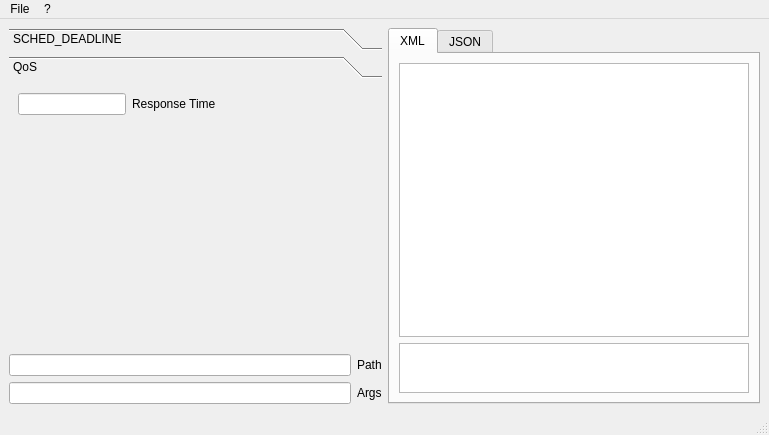
Old version of the form src/mainwindow.ui in the repository balsini/SchedConfigTool.
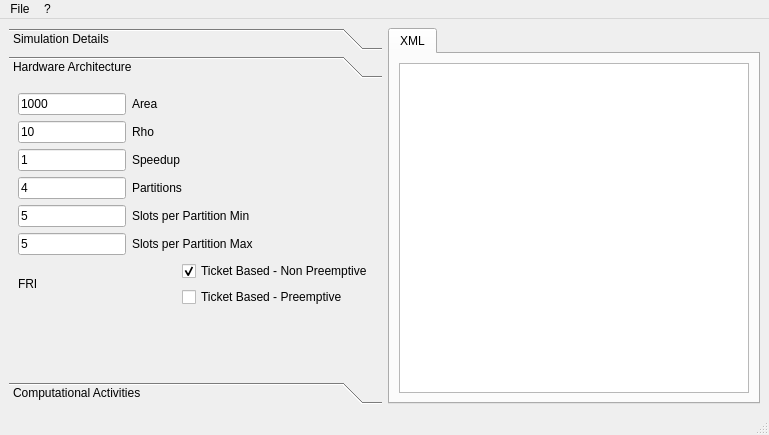
New version of the form.

Patch:
```diff
--- a/src/mainwindow.ui
+++ b/src/mainwindow.ui
@@ -15,59 +15,6 @@
   </property>
   <widget class="QWidget" name="centralwidget">
    <layout class="QGridLayout" name="gridLayout">
-    <item row="0" column="5">
-     <widget class="QTabWidget" name="plainEditorTab">
-      <property name="currentIndex">
-       <number>0</number>
-      </property>
-      <widget class="QWidget" name="tab">
-       <attribute name="title">
-        <string>XML</string>
-       </attribute>
-       <layout class="QGridLayout" name="gridLayout_4">
-        <item row="0" column="0">
-         <layout class="QVBoxLayout" name="verticalLayout_2">
-          <item>
-           <widget class="QPlainTextEdit" name="plainXMLEditor"/>
-          </item>
-          <item>
-           <widget class="QTextBrowser" name="validationStatus">
-            <property name="sizePolicy">
-             <sizepolicy hsizetype="Expanding" vsizetype="Fixed">
-              <horstretch>0</horstretch>
-              <verstretch>0</verstretch>
-             </sizepolicy>
-            </property>
-            <property name="minimumSize">
-             <size>
-              <width>0</width>
-              <height>50</height>
-             </size>
-            </property>
-            <property name="maximumSize">
-             <size>
-              <width>16777215</width>
-              <height>50</height>
-             </size>
-            </property>
-           </widget>
-          </item>
-         </layout>
-        </item>
-       </layout>
-      </widget>
-      <widget class="QWidget" name="tab_2">
-       <attribute name="title">
-        <string>JSON</string>
-       </attribute>
-       <layout class="QGridLayout" name="gridLayout_5">
-        <item row="0" column="0">
-         <widget class="QPlainTextEdit" name="plainJSONEditor"/>
-        </item>
-       </layout>
-      </widget>
-     </widget>
-    </item>
     <item row="0" column="4">
      <layout class="QVBoxLayout" name="verticalLayout_4">
       <item>
@@ -103,7 +50,7 @@
           </rect>
          </property>
          <attribute name="label">
-          <string>SCHED_DEADLINE</string>
+          <string>Simulation Details</string>
          </attribute>
          <layout class="QGridLayout" name="gridLayout_2">
           <item row="7" column="0">
@@ -235,20 +182,20 @@
           </item>
          </layout>
         </widget>
-        <widget class="QWidget" name="page_2">
+        <widget class="QWidget" name="page_1">
          <property name="geometry">
           <rect>
            <x>0</x>
            <y>0</y>
            <width>371</width>
-           <height>253</height>
+           <height>290</height>
           </rect>
          </property>
          <attribute name="label">
-          <string>QoS</string>
+          <string>Hardware Architecture</string>
          </attribute>
          <layout class="QGridLayout" name="gridLayout_3">
-          <item row="1" column="0">
+          <item row="8" column="0">
            <spacer name="verticalSpacer_2">
             <property name="orientation">
              <enum>Qt::Vertical</enum>
@@ -261,7 +208,7 @@
             </property>
            </spacer>
           </item>
-          <item row="0" column="0">
+          <item row="3" column="0">
            <layout class="QHBoxLayout" name="horizontalLayout_7">
             <item>
              <widget class="QLineEdit" name="lineEditResponseTime">
@@ -277,12 +224,15 @@
               <property name="inputMethodHints">
                <set>Qt::ImhNone</set>
               </property>
+              <property name="text">
+               <string>4</string>
+              </property>
              </widget>
             </item>
             <item>
              <widget class="QLabel" name="label_6">
               <property name="text">
-               <string>Response Time</string>
+               <string>Partitions</string>
               </property>
              </widget>
             </item>
@@ -301,44 +251,520 @@
             </item>
            </layout>
           </item>
+          <item row="4" column="0">
+           <layout class="QHBoxLayout" name="horizontalLayout_8">
+            <item>
+             <widget class="QLineEdit" name="lineEditSlots">
+              <property name="enabled">
+               <bool>true</bool>
+              </property>
+              <property name="sizePolicy">
+               <sizepolicy hsizetype="Fixed" vsizetype="Fixed">
+                <horstretch>0</horstretch>
+                <verstretch>0</verstretch>
+               </sizepolicy>
+              </property>
+              <property name="inputMethodHints">
+               <set>Qt::ImhNone</set>
+              </property>
+              <property name="text">
+               <string>5</string>
+              </property>
+             </widget>
+            </item>
+            <item>
+             <widget class="QLabel" name="label_7">
+              <property name="text">
+               <string>Slots per Partition Min</string>
+              </property>
+             </widget>
+            </item>
+            <item>
+             <spacer name="horizontalSpacer_7">
+              <property name="orientation">
+               <enum>Qt::Horizontal</enum>
+              </property>
+              <property name="sizeHint" stdset="0">
+               <size>
+                <width>40</width>
+                <height>20</height>
+               </size>
+              </property>
+             </spacer>
+            </item>
+           </layout>
+          </item>
+          <item row="2" column="0">
+           <layout class="QHBoxLayout" name="horizontalLayout_18">
+            <item>
+             <widget class="QLineEdit" name="lineEditSlots_4">
+              <property name="enabled">
+               <bool>true</bool>
+              </property>
+              <property name="sizePolicy">
+               <sizepolicy hsizetype="Fixed" vsizetype="Fixed">
+                <horstretch>0</horstretch>
+                <verstretch>0</verstretch>
+               </sizepolicy>
+              </property>
+              <property name="inputMethodHints">
+               <set>Qt::ImhNone</set>
+              </property>
+              <property name="text">
+               <string>1</string>
+              </property>
+             </widget>
+            </item>
+            <item>
+             <widget class="QLabel" name="label_17">
+              <property name="text">
+               <string>Speedup</string>
+              </property>
+             </widget>
+            </item>
+            <item>
+             <spacer name="horizontalSpacer_17">
+              <property name="orientation">
+               <enum>Qt::Horizontal</enum>
+              </property>
+              <property name="sizeHint" stdset="0">
+               <size>
+                <width>40</width>
+                <height>20</height>
+               </size>
+              </property>
+             </spacer>
+            </item>
+           </layout>
+          </item>
+          <item row="5" column="0">
+           <layout class="QHBoxLayout" name="horizontalLayout_16">
+            <item>
+             <widget class="QLineEdit" name="lineEditSlots_2">
+              <property name="enabled">
+               <bool>true</bool>
+              </property>
+              <property name="sizePolicy">
+               <sizepolicy hsizetype="Fixed" vsizetype="Fixed">
+                <horstretch>0</horstretch>
+                <verstretch>0</verstretch>
+               </sizepolicy>
+              </property>
+              <property name="inputMethodHints">
+               <set>Qt::ImhNone</set>
+              </property>
+              <property name="text">
+               <string>5</string>
+              </property>
+             </widget>
+            </item>
+            <item>
+             <widget class="QLabel" name="label_15">
+              <property name="text">
+               <string>Slots per Partition Max</string>
+              </property>
+             </widget>
+            </item>
+            <item>
+             <spacer name="horizontalSpacer_15">
+              <property name="orientation">
+               <enum>Qt::Horizontal</enum>
+              </property>
+              <property name="sizeHint" stdset="0">
+               <size>
+                <width>40</width>
+                <height>20</height>
+               </size>
+              </property>
+             </spacer>
+            </item>
+           </layout>
+          </item>
+          <item row="6" column="0">
+           <layout class="QHBoxLayout" name="horizontalLayout_17">
+            <item>
+             <widget class="QLabel" name="label_16">
+              <property name="text">
+               <string>FRI</string>
+              </property>
+             </widget>
+            </item>
+            <item>
+             <spacer name="horizontalSpacer_16">
+              <property name="orientation">
+               <enum>Qt::Horizontal</enum>
+              </property>
+              <property name="sizeHint" stdset="0">
+               <size>
+                <width>40</width>
+                <height>20</height>
+               </size>
+              </property>
+             </spacer>
+            </item>
+            <item>
+             <layout class="QVBoxLayout" name="verticalLayout">
+              <item>
+               <widget class="QCheckBox" name="checkBox">
+                <property name="text">
+                 <string>Ticket Based - Non Preemptive</string>
+                </property>
+                <property name="checked">
+                 <bool>true</bool>
+                </property>
+               </widget>
+              </item>
+              <item>
+               <widget class="QCheckBox" name="checkBox_2">
+                <property name="text">
+                 <string>Ticket Based - Preemptive</string>
+                </property>
+                <property name="tristate">
+                 <bool>false</bool>
+                </property>
+               </widget>
+              </item>
+             </layout>
+            </item>
+           </layout>
+          </item>
+          <item row="1" column="0">
+           <layout class="QHBoxLayout" name="horizontalLayout_15">
+            <item>
+             <widget class="QLineEdit" name="lineEditPartitions_3">
+              <property name="enabled">
+               <bool>true</bool>
+              </property>
+              <property name="sizePolicy">
+               <sizepolicy hsizetype="Fixed" vsizetype="Fixed">
+                <horstretch>0</horstretch>
+                <verstretch>0</verstretch>
+               </sizepolicy>
+              </property>
+              <property name="inputMethodHints">
+               <set>Qt::ImhNone</set>
+              </property>
+              <property name="text">
+               <string>10</string>
+              </property>
+             </widget>
+            </item>
+            <item>
+             <widget class="QLabel" name="label_14">
+              <property name="text">
+               <string>Rho</string>
+              </property>
+             </widget>
+            </item>
+            <item>
+             <spacer name="horizontalSpacer_14">
+              <property name="orientation">
+               <enum>Qt::Horizontal</enum>
+              </property>
+              <property name="sizeHint" stdset="0">
+               <size>
+                <width>40</width>
+                <height>20</height>
+               </size>
+              </property>
+             </spacer>
+            </item>
+           </layout>
+          </item>
+          <item row="0" column="0">
+           <layout class="QHBoxLayout" name="horizontalLayout_9">
+            <item>
+             <widget class="QLineEdit" name="lineEditPartitions_2">
+              <property name="enabled">
+               <bool>true</bool>
+              </property>
+              <property name="sizePolicy">
+               <sizepolicy hsizetype="Fixed" vsizetype="Fixed">
+                <horstretch>0</horstretch>
+                <verstretch>0</verstretch>
+               </sizepolicy>
+              </property>
+              <property name="inputMethodHints">
+               <set>Qt::ImhNone</set>
+              </property>
+              <property name="text">
+               <string>1000</string>
+              </property>
+             </widget>
+            </item>
+            <item>
+             <widget class="QLabel" name="label_13">
+              <property name="text">
+               <string>Area</string>
+              </property>
+             </widget>
+            </item>
+            <item>
+             <spacer name="horizontalSpacer_13">
+              <property name="orientation">
+               <enum>Qt::Horizontal</enum>
+              </property>
+              <property name="sizeHint" stdset="0">
+               <size>
+                <width>40</width>
+                <height>20</height>
+               </size>
+              </property>
+             </spacer>
+            </item>
+           </layout>
+          </item>
+         </layout>
+        </widget>
+        <widget class="QWidget" name="page_2">
+         <property name="geometry">
+          <rect>
+           <x>0</x>
+           <y>0</y>
+           <width>371</width>
+           <height>290</height>
+          </rect>
+         </property>
+         <attribute name="label">
+          <string>Computational Activities</string>
+         </attribute>
+         <layout class="QGridLayout" name="gridLayout_5">
+          <item row="1" column="0">
+           <layout class="QHBoxLayout" name="horizontalLayout_11">
+            <item>
+             <widget class="QLineEdit" name="lineEditU_SW">
+              <property name="enabled">
+               <bool>true</bool>
+              </property>
+              <property name="sizePolicy">
+               <sizepolicy hsizetype="Fixed" vsizetype="Fixed">
+                <horstretch>0</horstretch>
+                <verstretch>0</verstretch>
+               </sizepolicy>
+              </property>
+              <property name="inputMethodHints">
+               <set>Qt::ImhNone</set>
+              </property>
+             </widget>
+            </item>
+            <item>
+             <widget class="QLabel" name="label_9">
+              <property name="text">
+               <string>U_SW</string>
+              </property>
+             </widget>
+            </item>
+            <item>
+             <spacer name="horizontalSpacer_9">
+              <property name="orientation">
+               <enum>Qt::Horizontal</enum>
+              </property>
+              <property name="sizeHint" stdset="0">
+               <size>
+                <width>40</width>
+                <height>20</height>
+               </size>
+              </property>
+             </spacer>
+            </item>
+           </layout>
+          </item>
+          <item row="0" column="0">
+           <layout class="QHBoxLayout" name="horizontalLayout_10">
+            <item>
+             <widget class="QLineEdit" name="lineEditPeriod">
+              <property name="enabled">
+               <bool>true</bool>
+              </property>
+              <property name="sizePolicy">
+               <sizepolicy hsizetype="Fixed" vsizetype="Fixed">
+                <horstretch>0</horstretch>
+                <verstretch>0</verstretch>
+               </sizepolicy>
+              </property>
+              <property name="inputMethodHints">
+               <set>Qt::ImhNone</set>
+              </property>
+             </widget>
+            </item>
+            <item>
+             <widget class="QLabel" name="label_8">
+              <property name="text">
+               <string>Period</string>
+              </property>
+             </widget>
+            </item>
+            <item>
+             <spacer name="horizontalSpacer_8">
+              <property name="orientation">
+               <enum>Qt::Horizontal</enum>
+              </property>
+              <property name="sizeHint" stdset="0">
+               <size>
+                <width>40</width>
+                <height>20</height>
+               </size>
+              </property>
+             </spacer>
+            </item>
+           </layout>
+          </item>
+          <item row="5" column="0">
+           <spacer name="verticalSpacer_3">
+            <property name="orientation">
+             <enum>Qt::Vertical</enum>
+            </property>
+            <property name="sizeHint" stdset="0">
+             <size>
+              <width>20</width>
+              <height>239</height>
+             </size>
+            </property>
+           </spacer>
+          </item>
+          <item row="3" column="0">
+           <layout class="QHBoxLayout" name="horizontalLayout_12">
+            <item>
+             <widget class="QLineEdit" name="lineEditU_HW">
+              <property name="enabled">
+               <bool>true</bool>
+              </property>
+              <property name="sizePolicy">
+               <sizepolicy hsizetype="Fixed" vsizetype="Fixed">
+                <horstretch>0</horstretch>
+                <verstretch>0</verstretch>
+               </sizepolicy>
+              </property>
+              <property name="inputMethodHints">
+               <set>Qt::ImhNone</set>
+              </property>
+             </widget>
+            </item>
+            <item>
+             <widget class="QLabel" name="label_10">
+              <property name="text">
+               <string>U_HW</string>
+              </property>
+             </widget>
+            </item>
+            <item>
+             <spacer name="horizontalSpacer_10">
+              <property name="orientation">
+               <enum>Qt::Horizontal</enum>
+              </property>
+              <property name="sizeHint" stdset="0">
+               <size>
+                <width>40</width>
+                <height>20</height>
+               </size>
+              </property>
+             </spacer>
+            </item>
+           </layout>
+          </item>
+          <item row="4" column="0">
+           <layout class="QHBoxLayout" name="horizontalLayout_13">
+            <item>
+             <widget class="QLineEdit" name="lineEditU_HW_upperbound">
+              <property name="enabled">
+               <bool>true</bool>
+              </property>
+              <property name="sizePolicy">
+               <sizepolicy hsizetype="Fixed" vsizetype="Fixed">
+                <horstretch>0</horstretch>
+                <verstretch>0</verstretch>
+               </sizepolicy>
+              </property>
+              <property name="inputMethodHints">
+               <set>Qt::ImhNone</set>
+              </property>
+             </widget>
+            </item>
+            <item>
+             <widget class="QLabel" name="label_11">
+              <property name="text">
+               <string>U_HW Upperbound</string>
+              </property>
+             </widget>
+            </item>
+            <item>
+             <spacer name="horizontalSpacer_11">
+              <property name="orientation">
+               <enum>Qt::Horizontal</enum>
+              </property>
+              <property name="sizeHint" stdset="0">
+               <size>
+                <width>40</width>
+                <height>20</height>
+               </size>
+              </property>
+             </spacer>
+            </item>
+           </layout>
+          </item>
+          <item row="2" column="0">
+           <layout class="QHBoxLayout" name="horizontalLayout_14">
+            <item>
+             <widget class="QLineEdit" name="lineEditU_SW_min">
+              <property name="enabled">
+               <bool>true</bool>
+              </property>
+              <property name="sizePolicy">
+               <sizepolicy hsizetype="Fixed" vsizetype="Fixed">
+                <horstretch>0</horstretch>
+                <verstretch>0</verstretch>
+               </sizepolicy>
+              </property>
+              <property name="inputMethodHints">
+               <set>Qt::ImhNone</set>
+              </property>
+             </widget>
+            </item>
+            <item>
+             <widget class="QLabel" name="label_12">
+              <property name="text">
+               <string>U_SW Minimum</string>
+              </property>
+             </widget>
+            </item>
+            <item>
+             <spacer name="horizontalSpacer_12">
+              <property name="orientation">
+               <enum>Qt::Horizontal</enum>
+              </property>
+              <property name="sizeHint" stdset="0">
+               <size>
+                <width>40</width>
+                <height>20</height>
+               </size>
+              </property>
+             </spacer>
+            </item>
+           </layout>
+          </item>
          </layout>
         </widget>
        </widget>
       </item>
-      <item>
-       <layout class="QHBoxLayout" name="horizontalLayout_5">
-        <item>
-         <widget class="QLineEdit" name="lineEditPath">
-          <property name="inputMethodHints">
-           <set>Qt::ImhNone</set>
-          </property>
-         </widget>
-        </item>
-        <item>
-         <widget class="QLabel" name="label_4">
-          <property name="text">
-           <string>Path</string>
-          </property>
-         </widget>
-        </item>
-       </layout>
-      </item>
-      <item>
-       <layout class="QHBoxLayout" name="horizontalLayout_6">
-        <item>
-         <widget class="QLineEdit" name="lineEditArgs"/>
-        </item>
-        <item>
-         <widget class="QLabel" name="label_5">
-          <property name="text">
-           <string>Args</string>
-          </property>
-         </widget>
-        </item>
-       </layout>
-      </item>
      </layout>
     </item>
+    <item row="0" column="5">
+     <widget class="QTabWidget" name="plainEditorTab">
+      <property name="currentIndex">
+       <number>0</number>
+      </property>
+      <widget class="QWidget" name="tab">
+       <attribute name="title">
+        <string>XML</string>
+       </attribute>
+       <layout class="QGridLayout" name="gridLayout_4">
+        <item row="0" column="0">
+         <widget class="QPlainTextEdit" name="plainXMLEditor"/>
+        </item>
+       </layout>
+      </widget>
+     </widget>
+    </item>
    </layout>
   </widget>
   <widget class="QMenuBar" name="menubar">
```
Left out of the diff: 180 changed lines with no effect on the pictures.
